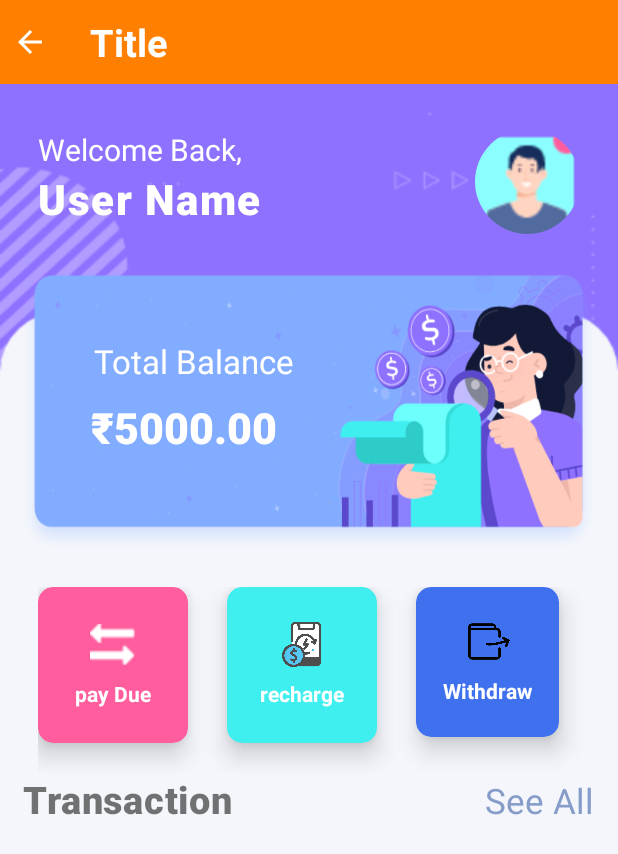
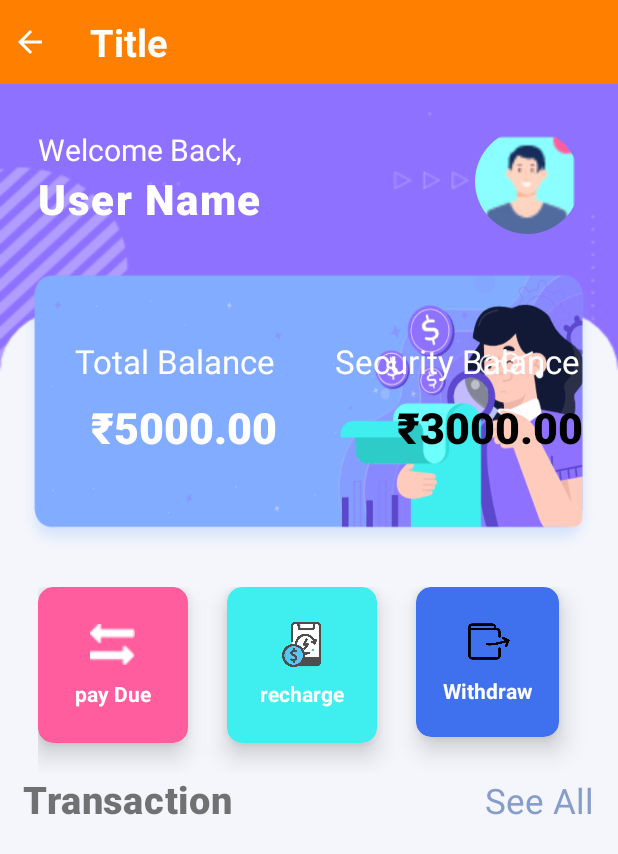
Before and after one commit to PearlOrganisationApplications/VRide, an Android app: the layout activity_my_wallet.xml on its own in the app's theme, with its tools: preview values and no code run, on a phone screen of 412 x 824 dp. Shown: the top 854 px of the screen. Run offline under Robolectric (Android 15) with nearby library versions, the phone set to English and light mode, and no system bars; Roboto replaces fonts that are not available here.

```diff
--- a/app/src/main/java/com/pearl/v_ride/HomeScreen.kt
+++ b/app/src/main/java/com/pearl/v_ride/HomeScreen.kt
@@ -218,15 +218,15 @@ class HomeScreen : BaseClass(), OnMapReadyCallback {
                     startActivity(Intent(this@HomeScreen, DocumentActivity::class.java))
                     drawerLayout.closeDrawers()
                 }
-                R.id.logout -> {
+            /*    R.id.logout -> {
 
                     mAuth = FirebaseAuth.getInstance()
-                    /* if (::mAuth.isInitialized) {
+                    *//* if (::mAuth.isInitialized) {
                          mAuth.signOut()
  //                        GoogleSignIn.
                          Toast.makeText(applicationContext,"Logout", Toast.LENGTH_SHORT).show()
                          finish()
-                     }*/
+                     }*//*
 
                     val gso = GoogleSignInOptions.Builder(GoogleSignInOptions.DEFAULT_SIGN_IN)
                         .requestEmail()
@@ -242,7 +242,7 @@ class HomeScreen : BaseClass(), OnMapReadyCallback {
                     Toast.makeText(applicationContext,"Logout", Toast.LENGTH_SHORT).show()
 
                     prefManager.setLogin(false)
-                }
+                }*/
             }
             true
         }
@@ -458,7 +458,7 @@ class HomeScreen : BaseClass(), OnMapReadyCallback {
 
 
     @RequiresApi(Build.VERSION_CODES.M)
-    @SuppressLint("MissingPermission")
+    @SuppressLint("MissingPermission", "SuspiciousIndentation")
     fun isOnline(context: Context): Boolean {
         val connectivityManager =
             context.getSystemService(Context.CONNECTIVITY_SERVICE) as ConnectivityManager
--- a/app/src/main/java/com/pearl/v_ride/MainActivity.kt
+++ b/app/src/main/java/com/pearl/v_ride/MainActivity.kt
@@ -148,7 +148,7 @@ class MainActivity : BaseClass() {
 
 
 
-//        validateNumber(usrID)
+//        validateNumber+
 
         if(!isConnected){
 
--- a/app/src/main/res/layout/activity_home_screen.xml
+++ b/app/src/main/res/layout/activity_home_screen.xml
@@ -5,6 +5,7 @@
     android:layout_width="match_parent"
     android:layout_height="match_parent"
     android:id="@+id/drawerLayout"
+    android:background="#FAEBD7"
     tools:context="com.pearl.v_ride.HomeScreen">
 
 
@@ -36,6 +37,8 @@
                     android:layout_width="38dp"
                     android:layout_height="match_parent"
                     android:layout_gravity="end"
+                    android:layout_margin="@dimen/_5sdp"
+                    android:layout_marginEnd="@dimen/_5sdp"
                     android:src="@drawable/bell" />
 
            <!--     <androidx.appcompat.widget.AppCompatToggleButton
--- a/app/src/main/res/layout/activity_my_wallet.xml
+++ b/app/src/main/res/layout/activity_my_wallet.xml
@@ -72,14 +72,33 @@
         android:layout_gravity="center">
 
 
+        <LinearLayout
+            android:layout_width="match_parent"
+            android:layout_height="wrap_content"
+            >
             <TextView
                 android:layout_width="wrap_content"
                 android:layout_height="wrap_content"
                 android:text="Total Balance"
                 android:textSize="22sp"
                 android:textColor="#fff"
-            android:paddingStart="@dimen/_40ssp"
+                android:paddingStart="@dimen/_30ssp"
                 android:paddingTop="50dp"/>
+
+            <TextView
+                android:layout_width="wrap_content"
+                android:layout_height="wrap_content"
+                android:text="Security Balance"
+                android:textSize="22sp"
+                android:textColor="#fff"
+                android:paddingStart="@dimen/_30ssp"
+                android:paddingTop="50dp"/>
+
+        </LinearLayout>
+
+        <LinearLayout
+            android:layout_width="match_parent"
+            android:layout_height="wrap_content">
             <TextView
                 android:id="@+id/balance"
                 android:layout_width="wrap_content"
@@ -90,6 +109,22 @@
                 android:textColor="#fff"
                 android:paddingStart="50dp"
                 android:paddingTop="10dp"/>
+
+            <TextView
+                android:layout_width="wrap_content"
+                android:layout_height="wrap_content"
+                android:text="₹3000.00"
+                android:textSize="@dimen/_22ssp"
+                android:fontFamily="sans-serif-black"
+                android:textColor="@color/black"
+                android:paddingStart="80dp"
+                android:paddingTop="10dp"/>
+
+        </LinearLayout>
+
+
+
+
 
     </LinearLayout>
 
--- a/app/src/main/res/layout/activity_sign_up.xml
+++ b/app/src/main/res/layout/activity_sign_up.xml
@@ -6,6 +6,7 @@
     android:layout_width="match_parent"
     android:layout_height="match_parent"
     android:orientation="vertical"
+    android:background="#FAEBD7"
     tools:context="com.pearl.v_ride.SignUpActivity">
 
 
@@ -47,6 +48,7 @@
             app:cardCornerRadius="@dimen/_15ssp"
             app:cardElevation="@dimen/_15ssp"
             android:layout_marginTop="@dimen/_30ssp"
+            app:cardBackgroundColor="#EFEADD"
             >
             <LinearLayout
                 android:layout_width="match_parent"
--- a/app/src/main/res/menu/nav_menu.xml
+++ b/app/src/main/res/menu/nav_menu.xml
@@ -47,10 +47,11 @@
         android:title="Document"
         android:icon="@drawable/file"
         />
-    <item
+
+    <!--<item
         android:id="@+id/logout"
         android:title="Update"
-        android:icon="@drawable/ic_ogin"/>
+        android:icon="@drawable/ic_ogin"/>-->
 
 
 </menu>
```
Lines whose indentation alone changed are shown as unchanged.
